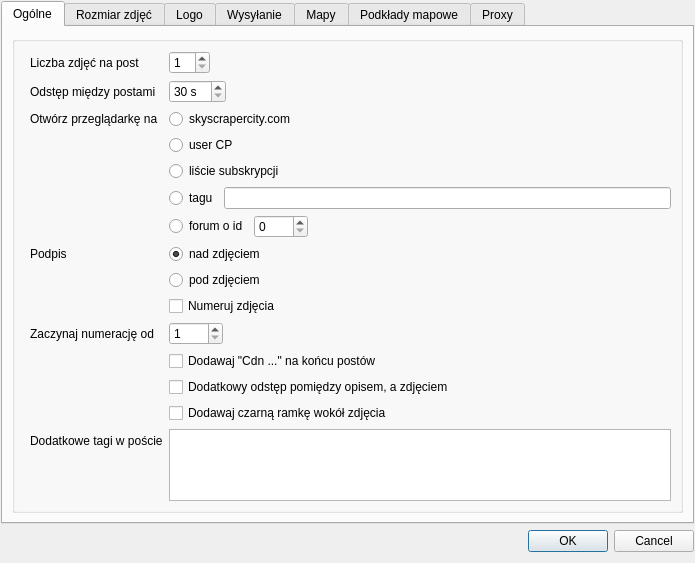
The window that settings/settingsdialog.ui (fotorelacjonusz/classic) describes before a commit, drawn with Qt 5.
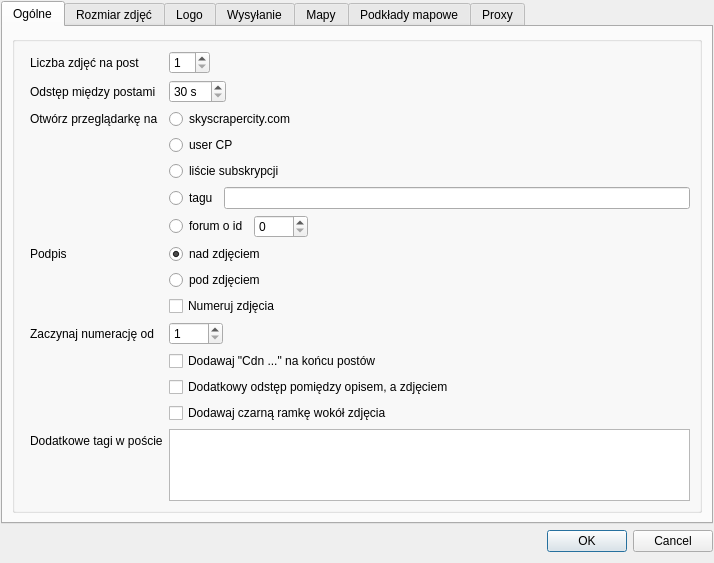
The same window after the commit. Icons and pictures are not drawn. Custom widgets are drawn as their Qt base class.

Diff of the .ui file:
```diff
--- a/settings/settingsdialog.ui
+++ b/settings/settingsdialog.ui
@@ -6,7 +6,7 @@
    <rect>
     <x>0</x>
     <y>0</y>
-    <width>695</width>
+    <width>714</width>
     <height>534</height>
    </rect>
   </property>
```
